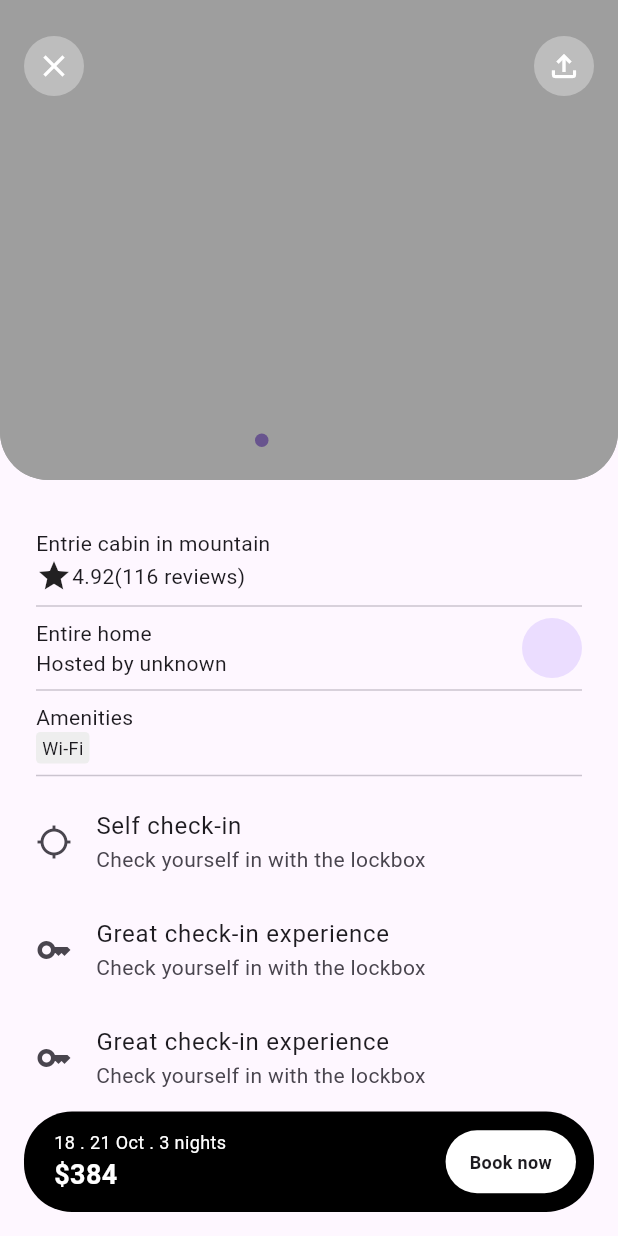
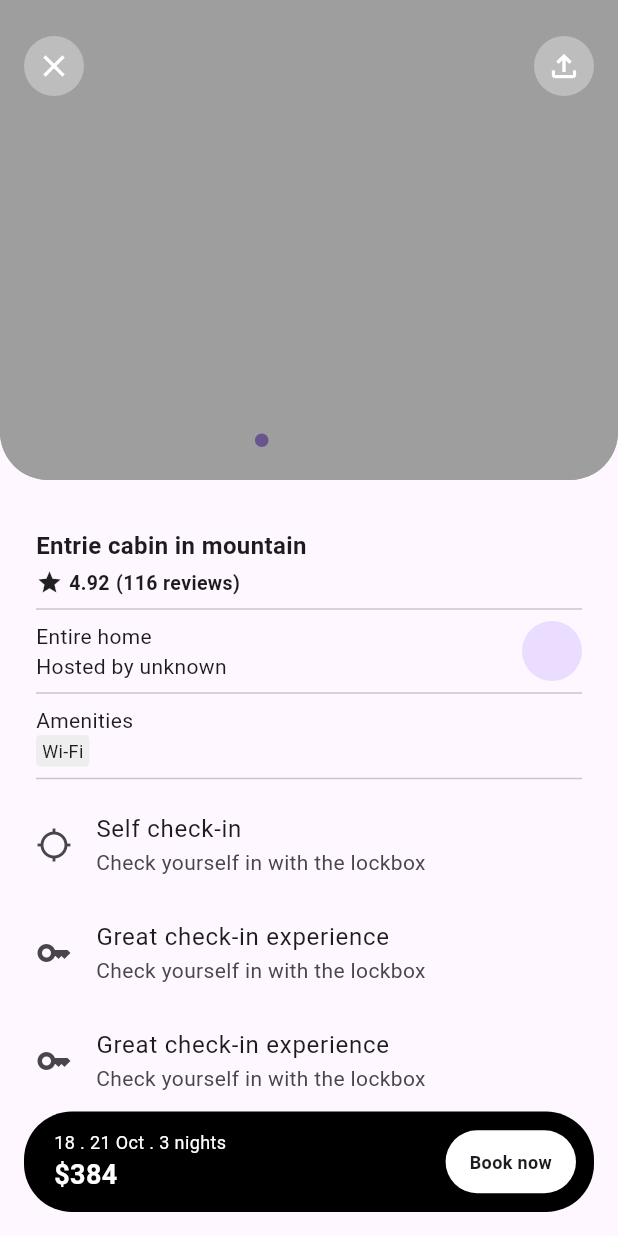
Before and after one commit to JAICHANGPARK/flutter_notebook_chapter_34, a Flutter app: the BookingDetailPage screen opened directly, on a phone screen of 412 x 824 dp. Run offline on Flutter 3.47's test engine with Material 3 defaults, Android fonts, the phone set to English and light mode, and no system bars; drawn by our look-alikes of dots_indicator; our stand-ins replace fl_chart, gap, google_fonts, ionicons.

Commit message:
Update booking_detail_page.dart

```diff
--- a/lib/ep1743_booking_app/views/booking_detail_page.dart
+++ b/lib/ep1743_booking_app/views/booking_detail_page.dart
@@ -84,12 +84,35 @@ class _BookingDetailPageState extends State<BookingDetailPage> {
                       child: Column(
                         crossAxisAlignment: CrossAxisAlignment.start,
                         children: [
-                          Text("Entrie cabin in mountain"),
+                          Text(
+                            "Entrie cabin in mountain",
+                            style: TextStyle(
+                              fontWeight: FontWeight.bold,
+                              fontSize: 16,
+                            ),
+                          ),
+                          Gap(4),
                           Row(
                             children: [
-                              Icon(Icons.star),
-                              Text("4.92"),
-                              Text("(116 reviews)"),
+                              Icon(
+                                Icons.star,
+                                size: 18,
+                              ),
+                              Gap(4),
+                              Text(
+                                "4.92",
+                                style: TextStyle(
+                                  fontSize: 13,
+                                  fontWeight: FontWeight.bold,
+                                ),
+                              ),
+                              Gap(4),
+                              Text("(116 reviews)",
+                                style: TextStyle(
+                                  fontSize: 13,
+                                  fontWeight: FontWeight.bold,
+                                ),
+                              ),
                             ],
                           ),
                           Divider(),
```
